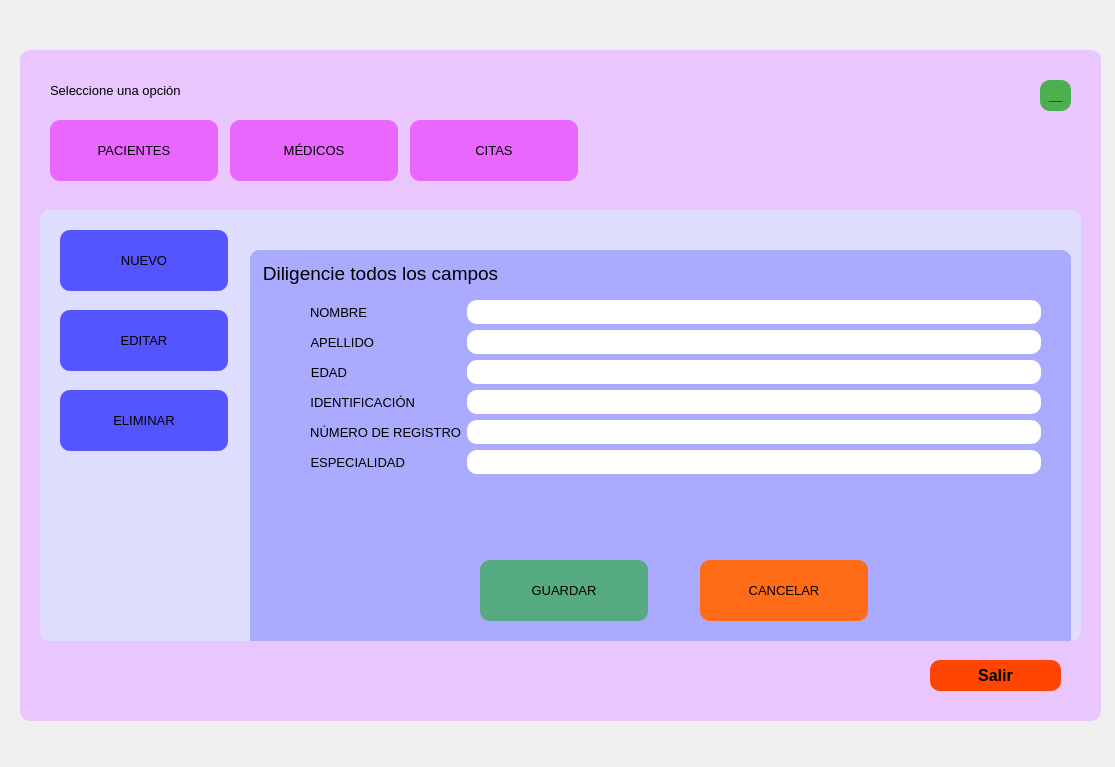
Before: the Qt Designer form programa.ui in Michael10Crack/Proyecto, drawn with Qt 5.
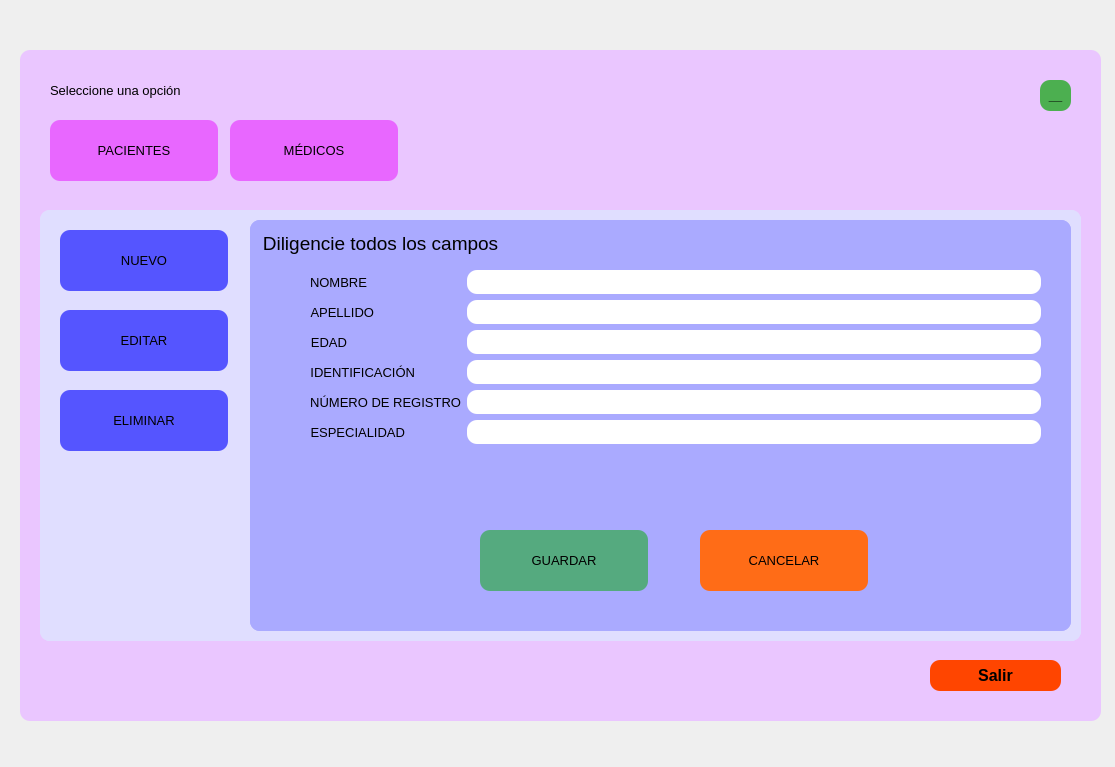
After: the same form once the commit is applied. The open tabs and pages were chosen to show the change.

What changed in the file:
```diff
--- a/programa.ui
+++ b/programa.ui
@@ -889,7 +889,7 @@
       <property name="geometry">
        <rect>
         <x>210</x>
-        <y>40</y>
+        <y>10</y>
         <width>821</width>
         <height>411</height>
        </rect>
@@ -1922,33 +1922,6 @@
      <string>MÉDICOS</string>
     </property>
    </widget>
-   <widget class="QPushButton" name="citas">
-    <property name="geometry">
-     <rect>
-      <x>390</x>
-      <y>70</y>
-      <width>168</width>
-      <height>61</height>
-     </rect>
-    </property>
-    <property name="font">
-     <font>
-      <pointsize>10</pointsize>
-     </font>
-    </property>
-    <property name="styleSheet">
-     <string notr="true">QPushButton {
-	background-color: #E867FF;
-}
-
-QPushButton:hover {
-    background-color: #6CA6CD; /* Color de fondo modificado al pasar el ratón */
-}</string>
-    </property>
-    <property name="text">
-     <string>CITAS</string>
-    </property>
-   </widget>
    <widget class="QLabel" name="title">
     <property name="geometry">
      <rect>
```
Left out of the diff: 6 changed lines with no effect on the pictures.
